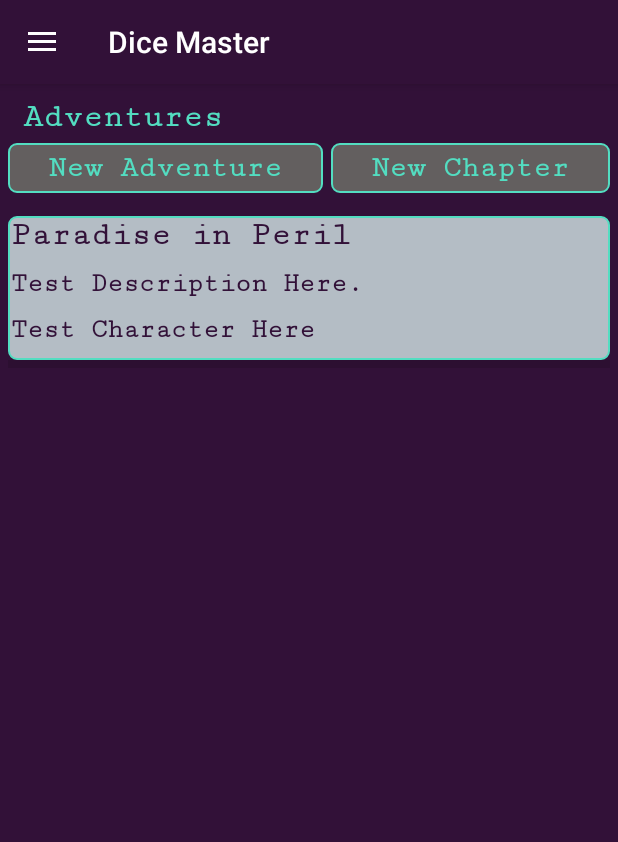
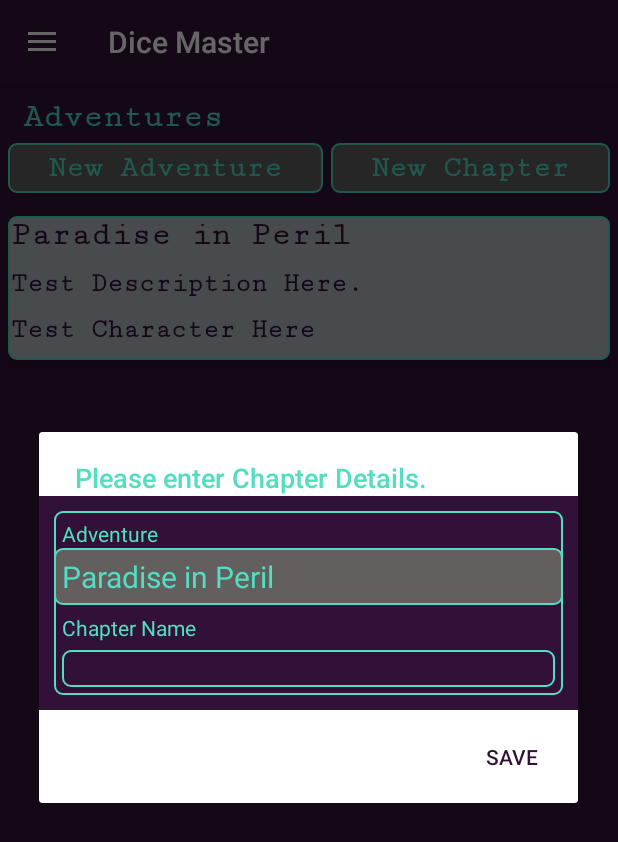
Before and after one commit to zweber11/DiceMaster, an Android app: the fragment AdventuresFragment placed in its activity, after a tap on "New Chapter", on a phone screen of 412 x 824 dp. Shown: the top 842 px of the screen. Run offline under Robolectric (Android 15) with nearby library versions, the phone set to English and light mode, and no system bars.

Commit message:
-Wired up AddChapter call. -Added necessary spinner control to populate with Adventures.

```diff
--- a/app/src/main/java/com/hellwebstudios/zweber/dd/Fragments/Adventures/AdventuresFragment.java
+++ b/app/src/main/java/com/hellwebstudios/zweber/dd/Fragments/Adventures/AdventuresFragment.java
@@ -37,11 +37,11 @@ public class AdventuresFragment extends Fragment {
     List<String> sChars;
     private Spinner spinChars;
 
-    TextView tvAddAdv;
-    TextView tvAdvName;
-    TextView tvAddDesc;
+    TextView tvAddAdv, tvAdvName, tvAddDesc;
+    TextView tvAddChap, tvChapName;
 
-    TextView tvAddChap;
+    Spinner spinAdvChaps;
+    List<String> sAdvChaps;
 
     //ExpandableListView code.
     ExpandableListView exListView;
@@ -101,10 +101,7 @@ public class AdventuresFragment extends Fragment {
 
                 //Spinner
                 spinChars = (Spinner) view.findViewById(R.id.spinChar);
-
                 sChars = new ArrayList<>();
-
-                db = new DataHelper(getActivity());
                 Cursor res = db.getAllCharacters();
 
                 if (res.getCount() == 0)
@@ -155,7 +152,55 @@ public class AdventuresFragment extends Fragment {
         tvAddChap.setOnClickListener(new View.OnClickListener() {
             @Override
             public void onClick(View view) {
-                Toast.makeText(getContext(), "Coming soon!", Toast.LENGTH_SHORT).show();
+                AlertDialog.Builder abAddChap = new AlertDialog.Builder(getActivity());
+                abAddChap.setTitle("Please enter Chapter Details.");
+
+                View v = (LayoutInflater.from(getActivity()).inflate(R.layout.view_add_chapter, null));
+
+                spinAdvChaps = (Spinner) v.findViewById(R.id.spinAdvChap);
+
+                sAdvChaps = new ArrayList<>();
+
+                Cursor res = db.getAllAdv();
+
+                if (res.getCount() == 0)
+                    return;
+                else
+                    //Loop and fill the List.
+                    while (res.moveToNext())
+                        sAdvChaps.add(res.getString(1));
+
+                //Init adapter
+                ArrayAdapter<String> ad = new ArrayAdapter<>(getActivity(), R.layout.spinner_item, sAdvChaps);
+                ad.setDropDownViewResource(android.R.layout.simple_spinner_dropdown_item);
+                spinAdvChaps.setAdapter(ad);
+                abAddChap.setView(view);
+
+                res.close();
+
+                tvChapName = (TextView) v.findViewById(R.id.txtChapName);
+                abAddChap.setView(v);
+
+                //Save action button.
+                abAddChap.setPositiveButton("Save", new DialogInterface.OnClickListener() {
+                    @Override
+                    public void onClick(DialogInterface dialog, int which) {
+
+                        //Save logic here, or validate logic...
+                        db = new DataHelper(getActivity());
+                        Chapter c = new Chapter();
+                        c.ChapID = 0;
+
+                        int AdvID = (int) spinAdvChaps.getSelectedItemId() + 1;
+                        c.AdvID = AdvID;
+                        c.Name = tvChapName.getText().toString();
+
+                        valChapFields(c);
+                    }
+                });
+
+                AlertDialog a = abAddChap.create();
+                a.show();
             }
         });
 
@@ -339,4 +384,44 @@ public class AdventuresFragment extends Fragment {
             fillData(res);
         }
     }
+
+    //valFields, will check fields for adding a new Adventure.
+    private void valChapFields(Chapter c)
+    {
+        AlertDialog.Builder myAlert = new AlertDialog.Builder(getActivity());
+
+        if (tvChapName.length() == 0) {
+            myAlert.setMessage("Please enter a Chapter Name.")
+                    .setPositiveButton("Close", new DialogInterface.OnClickListener() {
+                        @Override
+                        public void onClick(DialogInterface dialog, int which) {
+                            dialog.dismiss();
+                        }
+                    })
+                    .create();
+            myAlert.show();
+        } else if (tvChapName.length() > 30) {
+            myAlert.setMessage("Please enter a Chapter Name under 30 characters.")
+                    .setPositiveButton("Close", new DialogInterface.OnClickListener() {
+                        @Override
+                        public void onClick(DialogInterface dialog, int which) {
+                            dialog.dismiss();
+                        }
+                    })
+                    .create();
+            myAlert.show();
+        } else {
+            if (c.ChapID == 0) { //New Chapter
+                db.addChap(c);
+                Toast.makeText(getActivity(), c.Name + " added.", Toast.LENGTH_SHORT).show();
+            }
+            else { //Existing Chapter
+                db.updateChap(c);
+                Toast.makeText(getActivity(), c.Name + " updated.", Toast.LENGTH_SHORT).show();
+            }
+
+            res = db.getAllAdv();
+            fillData(res);
+        }
+    }
 }
--- a/app/src/main/res/layout/view_add_chapter.xml
+++ b/app/src/main/res/layout/view_add_chapter.xml
@@ -13,7 +13,21 @@
         android:background="@drawable/background"
         android:layout_margin="10dp">
 
-        <!--Chap Name-->
+        <TextView
+            android:layout_width="wrap_content"
+            android:layout_height="wrap_content"
+            android:text="Adventure"
+            android:id="@+id/tvChapAdvName"
+            android:textColor="@color/color5"
+            android:layout_marginLeft="5dp"
+            android:layout_marginTop="5dp" />
+
+        <Spinner
+            android:id="@+id/spinAdvChap"
+            android:layout_width="match_parent"
+            android:layout_height="wrap_content"
+            android:background="@drawable/background2" />
+
         <TextView
             android:layout_width="wrap_content"
             android:layout_height="wrap_content"
@@ -31,22 +45,5 @@
             android:background="@drawable/background"
             android:layout_margin="5dp" />
 
-        <!--<TextView-->
-            <!--android:layout_width="wrap_content"-->
-            <!--android:layout_height="wrap_content"-->
-            <!--android:text="Roll To Hit"-->
-            <!--android:id="@+id/textView4"-->
-            <!--android:textColor="@color/color5"-->
-            <!--android:layout_marginLeft="5dp"-->
-            <!--android:layout_marginTop="5dp" />-->
-
-        <!--<Spinner-->
-            <!--android:layout_width="match_parent"-->
-            <!--android:layout_height="wrap_content"-->
-            <!--android:id="@+id/spinRTH"-->
-            <!--android:background="@drawable/background"-->
-            <!--android:layout_margin="5dp" />-->
-
-
     </LinearLayout>
 </FrameLayout>
```
